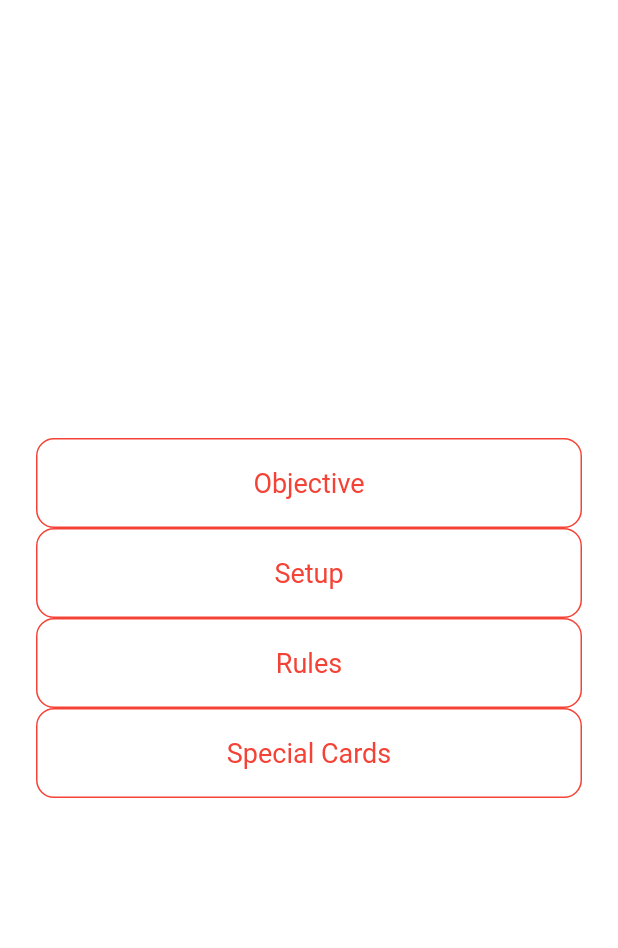
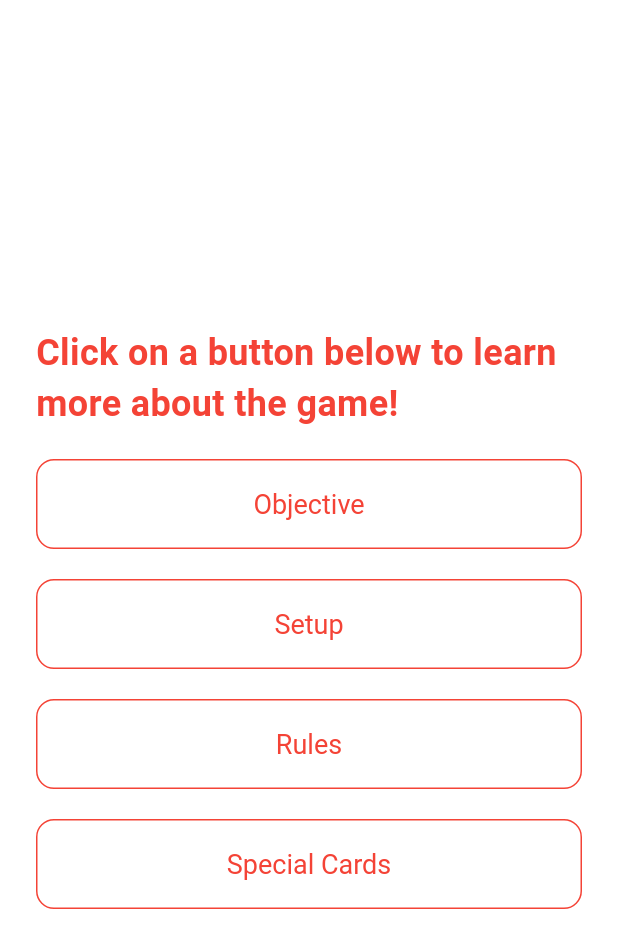
Before and after one commit to abbymulry/finalproject, a Flutter app: the HelpPage screen opened directly, on a phone screen of 412 x 824 dp. Shown: the top 948 px of the screen. Run offline on Flutter 3.47's test engine with Material 3 defaults, Android fonts, the phone set to English and light mode, and no system bars; our stand-ins replace cloud_firestore, firebase_auth, firebase_core, image_picker; accounts and stored records are empty; generated files the repository leaves out were written again.

Commit message:
working on spacing of buttons

```diff
--- a/lib/screens/help_screen.dart
+++ b/lib/screens/help_screen.dart
@@ -26,12 +26,24 @@ class HelpPage extends StatelessWidget {
     return Scaffold(
       backgroundColor: Colors.white,
       body: Center(
-        child: SingleChildScrollView(
+        child:Container(
           child: Padding(
             padding: const EdgeInsets.all(24.0),
             child: Column(
               mainAxisAlignment: MainAxisAlignment.center,
               children: [
+                Text(
+                  'Click on a button below to learn more about the game!',
+                  style: TextStyle(
+                    fontSize: 24,
+                    fontWeight: FontWeight.bold,
+                    color: Colors.red,
+                  )
+
+                ),
+
+                SizedBox(height: 20),
+
                 SizedBox(
                   width: double.infinity,
                   height: 60,
@@ -52,6 +64,8 @@ class HelpPage extends StatelessWidget {
                     child: const Text('Objective'),
                   ),
                 ),
+
+                SizedBox(height: 20),
 
                 SizedBox(
                   width: double.infinity,
@@ -74,6 +88,8 @@ class HelpPage extends StatelessWidget {
                   ),
                 ),
 
+                SizedBox(height: 20),
+
                 SizedBox(
                   width: double.infinity,
                   height: 60,
@@ -94,6 +110,8 @@ class HelpPage extends StatelessWidget {
                     child: const Text('Rules'),
                   ),
                 ),
+
+                SizedBox(height: 20),
 
                 SizedBox(
                   width: double.infinity,
```
